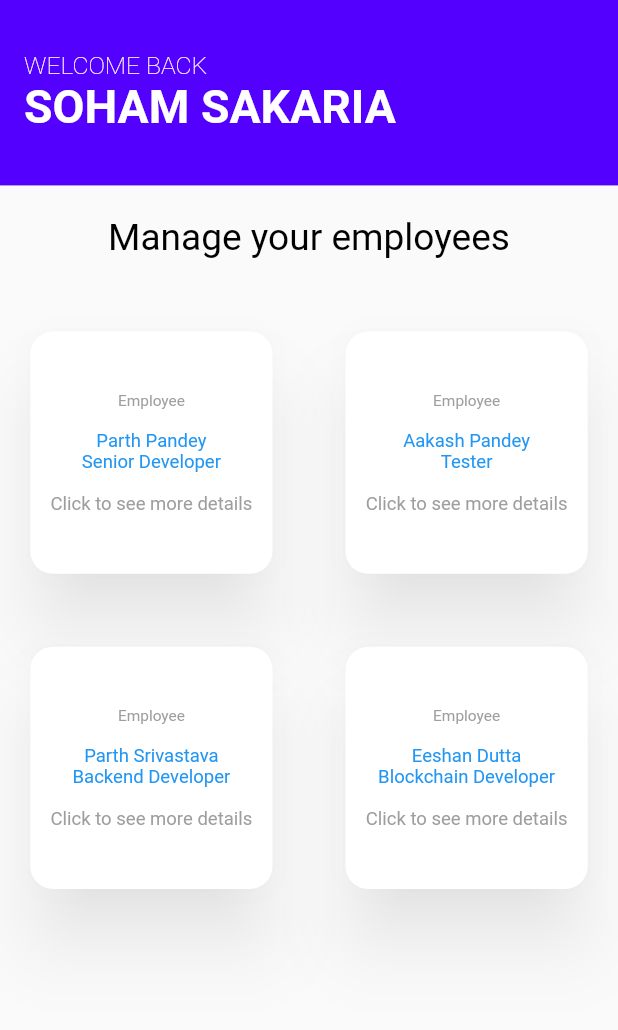
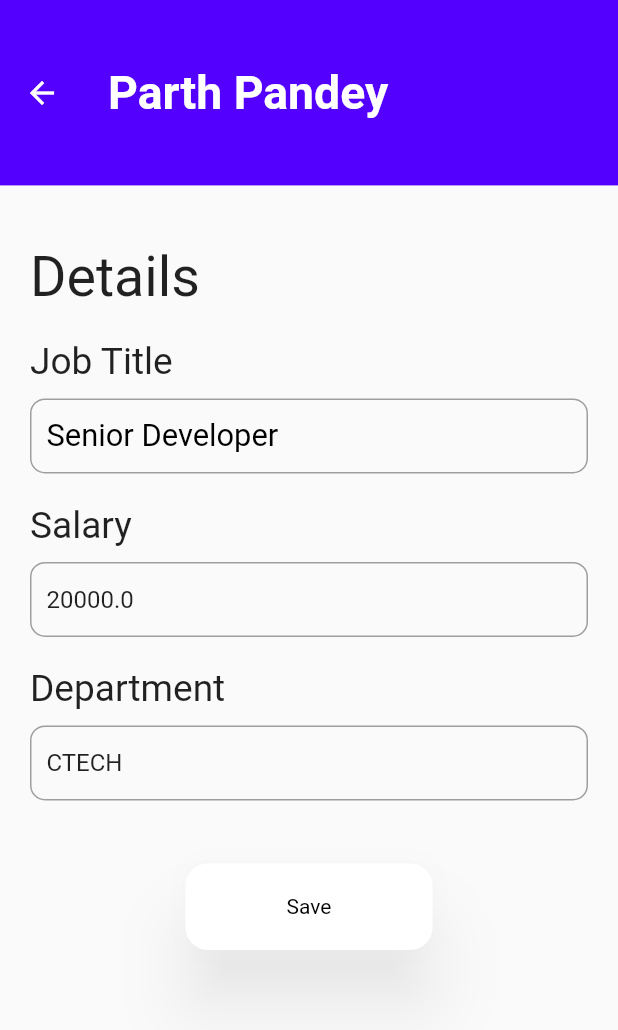
Before and after one commit to Soham-2411/EmPay, a Flutter app: the screen it shows after launch, after a tap on an icon or button, on a phone screen of 412 x 824 dp. Shown: the top 1030 px of the screen. Run offline on Flutter 3.47's test engine with Material 2 defaults, Android fonts, the phone set to English and light mode, and no system bars; our stand-ins replace hexcolor.

Commit message:
Details update

```diff
--- /dev/null
+++ b/lib/employeeDetails.dart
@@ -0,0 +1,187 @@
+import 'package:empay/homepage.dart';
+import 'package:flutter/material.dart';
+import 'package:hexcolor/hexcolor.dart';
+
+class EmployeeDetails extends StatefulWidget {
+  final int index;
+  const EmployeeDetails({super.key, required this.index});
+
+  @override
+  State<EmployeeDetails> createState() => _EmployeeDetailsState();
+}
+
+class _EmployeeDetailsState extends State<EmployeeDetails> {
+  @override
+  Widget build(BuildContext context) {
+    double salary = double.parse(employeeDetails[widget.index][2]);
+    String department = employeeDetails[widget.index][3];
+    double h = MediaQuery.of(context).size.height;
+    double w = MediaQuery.of(context).size.width;
+    return Scaffold(
+      appBar: AppBar(
+        toolbarHeight: h * 0.15,
+        elevation: 0,
+        title: RichText(
+          text: TextSpan(children: [
+            TextSpan(
+                text: employeeDetails[widget.index][0],
+                style:
+                    TextStyle(fontSize: w * 0.075, fontWeight: FontWeight.bold))
+          ]),
+        ),
+        backgroundColor: HexColor("#5400ff"),
+      ),
+      body: SingleChildScrollView(
+        child: Padding(
+          padding: const EdgeInsets.all(20.0),
+          child: Column(
+            crossAxisAlignment: CrossAxisAlignment.start,
+            children: [
+              const SizedBox(
+                height: 20,
+              ),
+              Text(
+                "Details ",
+                style:
+                    TextStyle(fontSize: w * 0.09, fontWeight: FontWeight.w400),
+              ),
+              const SizedBox(
+                height: 20,
+              ),
+              Text(
+                "Job Title",
+                style:
+                    TextStyle(fontSize: w * 0.06, fontWeight: FontWeight.w400),
+              ),
+              const SizedBox(
+                height: 10,
+              ),
+              Container(
+                decoration: BoxDecoration(
+                    border: Border.all(color: Colors.grey),
+                    borderRadius: const BorderRadius.all(Radius.circular(10))),
+                child: AbsorbPointer(
+                  absorbing: true,
+                  child: TextField(
+                    decoration: InputDecoration(
+                        contentPadding: const EdgeInsets.only(left: 10),
+                        hintStyle:
+                            TextStyle(fontSize: w * 0.05, color: Colors.black),
+                        hintText: employeeDetails[widget.index][1],
+                        border: InputBorder.none),
+                  ),
+                ),
+              ),
+              const SizedBox(
+                height: 20,
+              ),
+              Text(
+                "Salary",
+                style:
+                    TextStyle(fontSize: w * 0.06, fontWeight: FontWeight.w400),
+              ),
+              const SizedBox(
+                height: 10,
+              ),
+              Container(
+                decoration: BoxDecoration(
+                    border: Border.all(color: Colors.grey),
+                    borderRadius: const BorderRadius.all(Radius.circular(10))),
+                child: AbsorbPointer(
+                  absorbing: false,
+                  child: TextFormField(
+                    onChanged: (value) {
+                      setState(() {
+                        if (value.isEmpty) {
+                          salary = 0;
+                        } else {
+                          salary = double.parse(value);
+                        }
+                      });
+                    },
+                    initialValue: salary.toString(),
+                    keyboardType: TextInputType.number,
+                    decoration: const InputDecoration(
+                        contentPadding: EdgeInsets.only(left: 10),
+                        border: InputBorder.none),
+                  ),
+                ),
+              ),
+              const SizedBox(
+                height: 20,
+              ),
+              Text(
+                "Department",
+                style:
+                    TextStyle(fontSize: w * 0.06, fontWeight: FontWeight.w400),
+              ),
+              const SizedBox(
+                height: 10,
+              ),
+              Container(
+                decoration: BoxDecoration(
+                    border: Border.all(color: Colors.grey),
+                    borderRadius: const BorderRadius.all(Radius.circular(10))),
+                child: AbsorbPointer(
+                  absorbing: false,
+                  child: TextFormField(
+                    onChanged: (value) {
+                      setState(() {
+                        department = value;
+                      });
+                    },
+                    initialValue: department,
+                    keyboardType: TextInputType.name,
+                    decoration: const InputDecoration(
+                        contentPadding: EdgeInsets.only(left: 10),
+                        border: InputBorder.none),
+                  ),
+                ),
+              ),
+              const SizedBox(
+                height: 30,
+              ),
+              Align(
+                alignment: Alignment.bottomCenter,
+                child: TextButton(
+                  onPressed: () {
+                    setState(() {
+                      if (salary != null && department != null) {
+                        employeeDetails[widget.index][2] = salary.toString();
+                        employeeDetails[widget.index][3] = department;
+                        Navigator.push(
+                            context,
+                            MaterialPageRoute(
+                                builder: ((context) => const HomePage())));
+                      }
+                    });
+                  },
+                  child: Card(
+                    elevation: 20,
+                    shadowColor: Colors.black38,
+                    shape: const RoundedRectangleBorder(
+                        borderRadius: BorderRadius.all(Radius.circular(15))),
+                    child: SizedBox(
+                      height: h * 0.07,
+                      width: w * 0.4,
+                      child: Column(
+                        mainAxisAlignment: MainAxisAlignment.center,
+                        children: [
+                          RichText(
+                              textAlign: TextAlign.center,
+                              text: const TextSpan(
+                                  text: "Save",
+                                  style: TextStyle(color: Colors.black)))
+                        ],
+                      ),
+                    ),
+                  ),
+                ),
+              ),
+            ],
+          ),
+        ),
+      ),
+    );
+  }
+}
--- a/lib/homepage.dart
+++ b/lib/homepage.dart
@@ -1,5 +1,6 @@
 // ignore_for_file: prefer_interpolation_to_compose_strings
 
+import 'package:empay/employeeDetails.dart';
 import 'package:flutter/material.dart';
 import 'package:hexcolor/hexcolor.dart';
 
@@ -11,10 +12,10 @@ class HomePage extends StatefulWidget {
 }
 
 List<List<String>> employeeDetails = [
-  ["Parth Pandey", "Senior Developer", "Click to see more details"],
-  ["Aakash Pandey", "Tester", "Click to see more details"],
-  ["Parth Srivastava", "Backend Developer", "Click to see more details"],
-  ["Eeshan Dutta", "Blockchain Developer", "Click to see more details"],
+  ["Parth Pandey", "Senior Developer", "20000", "CTECH"],
+  ["Aakash Pandey", "Tester", "30000", "CTECH"],
+  ["Parth Srivastava", "Backend Developer", "30000", "CTECH"],
+  ["Eeshan Dutta", "Blockchain Developer", "50000", "CTECH"],
 ];
 
 class _HomePageState extends State<HomePage> {
@@ -75,7 +76,14 @@ class _HomePageState extends State<HomePage> {
     return Padding(
       padding: EdgeInsets.only(top: h * 0.02, left: w * 0.02, right: w * 0.02),
       child: TextButton(
-        onPressed: () {},
+        onPressed: () {
+          Navigator.push(
+              context,
+              MaterialPageRoute(
+                  builder: (context) => EmployeeDetails(
+                        index: index,
+                      )));
+        },
         child: Card(
           elevation: 20,
           shadowColor: Colors.black38,
@@ -103,7 +111,7 @@ class _HomePageState extends State<HomePage> {
                           style: TextStyle(
                               fontSize: w * 0.03, color: Colors.blue)),
                       TextSpan(
-                          text: "\n\n" + employeeDetails[index][2],
+                          text: "\n\n + Click to see more details",
                           style:
                               TextStyle(fontSize: w * 0.03, color: Colors.grey))
                     ]))
```
